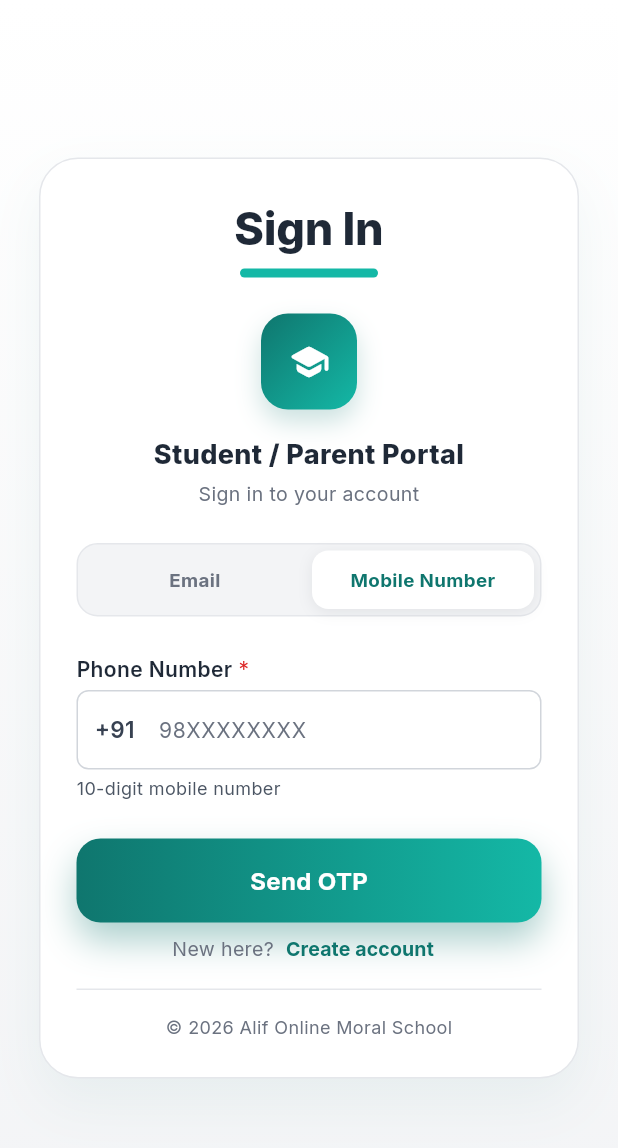
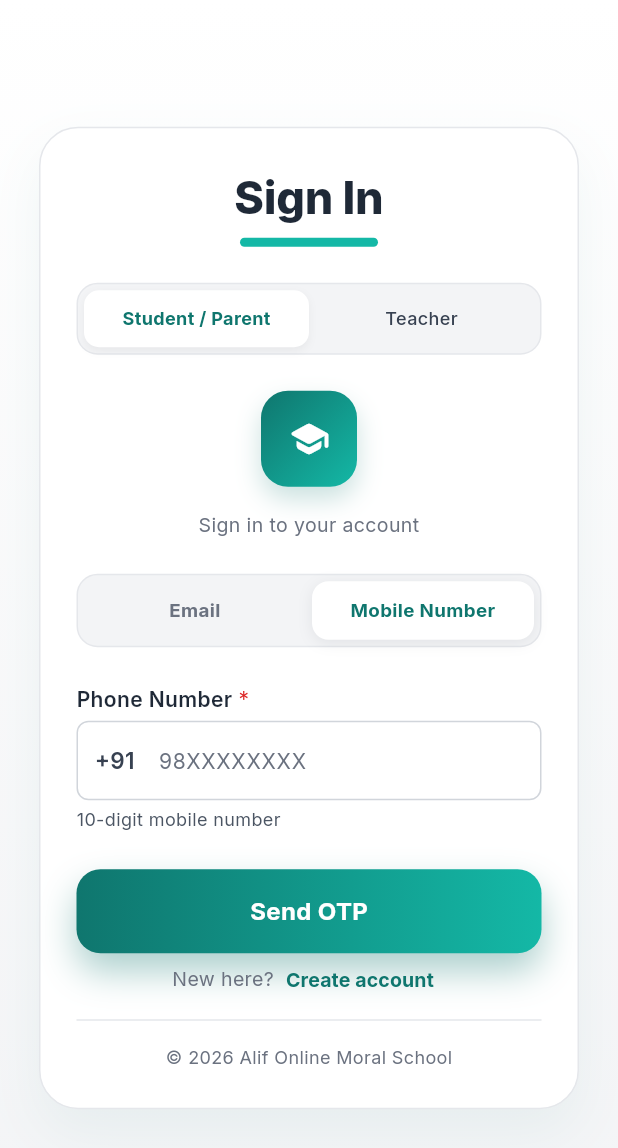
Before and after one commit to mariyam00786/alif, a Flutter app: the screen it shows after launch, on a phone screen of 412 x 824 dp. Shown: the top 1148 px of the screen. Run offline on Flutter 3.47's test engine with Material 3 defaults, Android fonts, the phone set to English and light mode, and no system bars; our stand-ins replace fl_chart, google_fonts, supabase_flutter; accounts and stored records are empty.

Commit message:
feat(login): restore segmented portal toggle for Student/Parent and Teacher portals

```diff
--- a/mobile_app/lib/screens/auth/login_screen.dart
+++ b/mobile_app/lib/screens/auth/login_screen.dart
@@ -38,7 +38,7 @@ class _MobileLoginScreenState extends State<MobileLoginScreen> {
 
   /// The portal selected at the top of the screen. Decides which board opens
   /// after a successful sign-in.
-  final LoginPortal _portal = LoginPortal.studentParent;
+  LoginPortal _portal = LoginPortal.studentParent;
 
   /// When true the optional email + password form is shown instead of the
   /// primary phone + OTP flow.
@@ -277,12 +277,6 @@ class _MobileLoginScreenState extends State<MobileLoginScreen> {
       : Icons.school_rounded;
 
   Widget _buildPortalSelector(bool isMalayalam) {
-    final heading = _portal == LoginPortal.teacher
-        ? (isMalayalam ? 'അധ്യാപക പോർട്ടൽ' : 'Teacher Portal')
-        : (isMalayalam
-              ? 'വിദ്യാർത്ഥി / രക്ഷിതാവ് പോർട്ടൽ'
-              : 'Student / Parent Portal');
-
     final subtitle = _isRegister
         ? (isMalayalam
               ? 'ഒരു പുതിയ അക്കൗണ്ട് ഉണ്ടാക്കാം'
@@ -293,6 +287,102 @@ class _MobileLoginScreenState extends State<MobileLoginScreen> {
 
     return Column(
       children: [
+        SizedBox(height: SpacingScale.lg),
+        // Segmented Portal Toggle
+        Container(
+          padding: const EdgeInsets.all(4),
+          decoration: BoxDecoration(
+            color: ColorPalette.neutral100,
+            borderRadius: BorderRadius.circular(14),
+            border: Border.all(color: ColorPalette.neutral200),
+          ),
+          child: Row(
+            children: [
+              Expanded(
+                child: GestureDetector(
+                  onTap: () => setState(() {
+                    _portal = LoginPortal.studentParent;
+                    _clearError();
+                  }),
+                  child: Container(
+                    padding: const EdgeInsets.symmetric(vertical: 10),
+                    decoration: BoxDecoration(
+                      color: _portal == LoginPortal.studentParent
+                          ? ColorPalette.white
+                          : Colors.transparent,
+                      borderRadius: BorderRadius.circular(10),
+                      boxShadow: _portal == LoginPortal.studentParent
+                          ? [
+                              BoxShadow(
+                                color: Colors.black.withValues(alpha: 0.05),
+                                blurRadius: 4,
+                                offset: const Offset(0, 2),
+                              ),
+                            ]
+                          : null,
+                    ),
+                    child: Center(
+                      child: Text(
+                        isMalayalam
+                            ? 'വിദ്യാർത്ഥി / രക്ഷിതാവ്'
+                            : 'Student / Parent',
+                        style: TextStyle(
+                          fontSize: 12,
+                          fontWeight: _portal == LoginPortal.studentParent
+                              ? FontWeight.w700
+                              : FontWeight.w500,
+                          color: _portal == LoginPortal.studentParent
+                              ? ColorPalette.primaryDark
+                              : ColorPalette.textSecondary,
+                        ),
+                      ),
+                    ),
+                  ),
+                ),
+              ),
+              Expanded(
+                child: GestureDetector(
+                  onTap: () => setState(() {
+                    _portal = LoginPortal.teacher;
+                    _clearError();
+                  }),
+                  child: Container(
+                    padding: const EdgeInsets.symmetric(vertical: 10),
+                    decoration: BoxDecoration(
+                      color: _portal == LoginPortal.teacher
+                          ? ColorPalette.white
+                          : Colors.transparent,
+                      borderRadius: BorderRadius.circular(10),
+                      boxShadow: _portal == LoginPortal.teacher
+                          ? [
+                              BoxShadow(
+                                color: Colors.black.withValues(alpha: 0.05),
+                                blurRadius: 4,
+                                offset: const Offset(0, 2),
+                              ),
+                            ]
+                          : null,
+                    ),
+                    child: Center(
+                      child: Text(
+                        isMalayalam ? 'അധ്യാപകൻ' : 'Teacher',
+                        style: TextStyle(
+                          fontSize: 12,
+                          fontWeight: _portal == LoginPortal.teacher
+                              ? FontWeight.w700
+                              : FontWeight.w500,
+                          color: _portal == LoginPortal.teacher
+                              ? ColorPalette.primaryDark
+                              : ColorPalette.textSecondary,
+                        ),
+                      ),
+                    ),
+                  ),
+                ),
+              ),
+            ],
+          ),
+        ),
         SizedBox(height: SpacingScale.lg),
         Container(
           width: 64,
@@ -315,16 +405,6 @@ class _MobileLoginScreenState extends State<MobileLoginScreen> {
           child: Icon(_portalIcon, size: 28, color: Colors.white),
         ),
         SizedBox(height: SpacingScale.md),
-        Text(
-          heading,
-          textAlign: TextAlign.center,
-          style: const TextStyle(
-            fontSize: 18,
-            fontWeight: FontWeight.w800,
-            color: ColorPalette.textPrimary,
-          ),
-        ),
-        SizedBox(height: SpacingScale.xs),
         Text(
           subtitle,
           textAlign: TextAlign.center,
```
